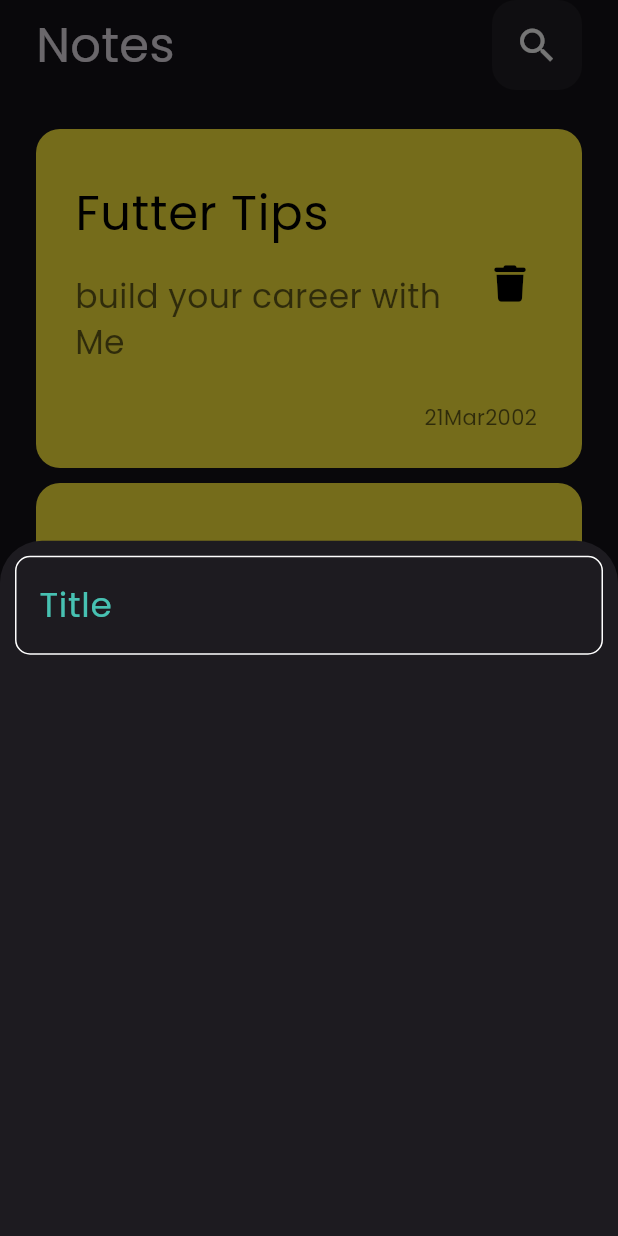
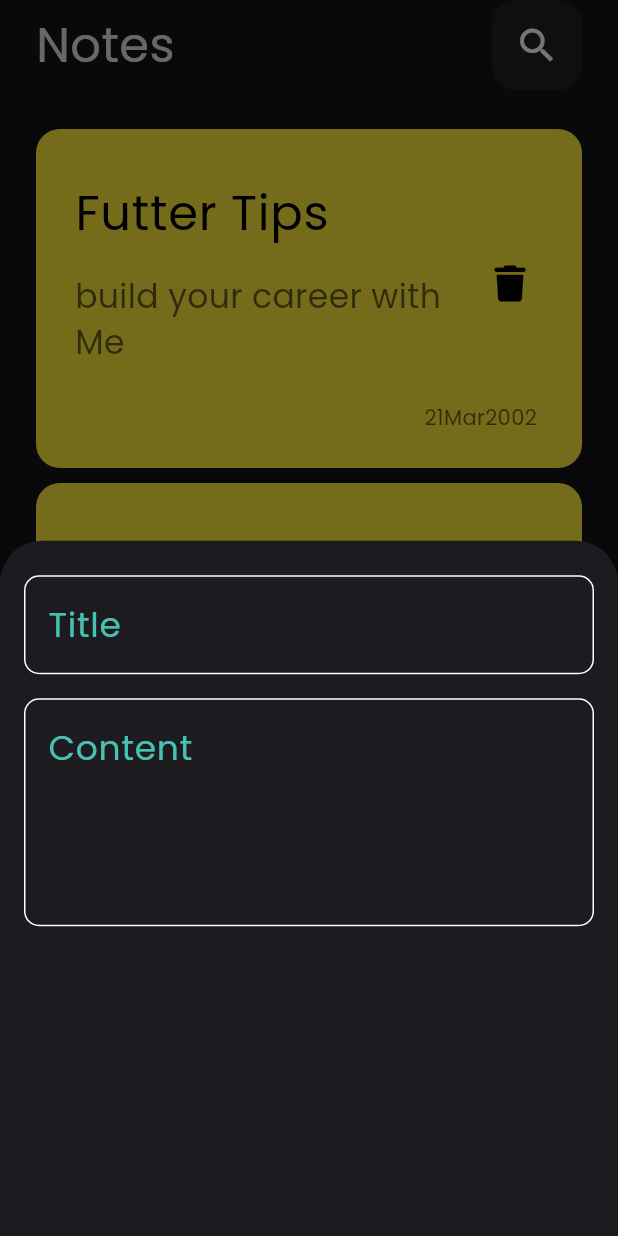
Before and after one commit to MarianAdly21/NotesApp, a Flutter app: the screen it shows after launch, after a tap on the "add" icon, on a phone screen of 412 x 824 dp. Run offline on Flutter 3.47's test engine with Material 3 defaults, Android fonts, the phone set to English and light mode, and no system bars; our stand-ins replace font_awesome_flutter.

Commit message:
add text field to notes bottom sheet

```diff
--- a/lib/widget/add_note_bottom_sheet.dart
+++ b/lib/widget/add_note_bottom_sheet.dart
@@ -1,5 +1,5 @@
 import 'package:flutter/material.dart';
-import 'package:notes_app/constants.dart';
+
 import 'package:notes_app/widget/custom_text_field.dart';
 
 class AddNoteBottomSheet extends StatelessWidget {
@@ -7,10 +7,26 @@ class AddNoteBottomSheet extends StatelessWidget {
 
   @override
   Widget build(BuildContext context) {
-    return Padding(
-      padding: const EdgeInsets.all(10),
+    return const Padding(
+      padding:  EdgeInsets.symmetric(
+        horizontal: 16,
+      ),
       child: Column(
-        children: [CustomTextField()],
+        children: [
+          SizedBox(
+            height: 23,
+          ),
+          CustomTextField(
+            hitText: 'Title',
+          ),
+          SizedBox(
+            height: 16,
+          ),
+          CustomTextField(
+            hitText: "Content",
+            maxLines: 5,
+          )
+        ],
       ),
     );
   }
--- a/lib/widget/custom_text_field.dart
+++ b/lib/widget/custom_text_field.dart
@@ -2,14 +2,17 @@ import 'package:flutter/material.dart';
 import 'package:notes_app/constants.dart';
 
 class CustomTextField extends StatelessWidget {
-  const CustomTextField({super.key});
-
+  const CustomTextField({super.key, required this.hitText, this.maxLines = 1});
+  final String hitText;
+  final int maxLines;
   @override
   Widget build(BuildContext context) {
-    return  TextField(
+    return TextField(
+
+      maxLines: maxLines,
       cursorColor: kPrimeryColor,
       decoration: InputDecoration(
-                hintText: "Title",
+          hintText: hitText,
           hintStyle: TextStyle(
             color: kPrimeryColor.withOpacity(.8),
             fontSize: 23,
@@ -20,11 +23,6 @@ class CustomTextField extends StatelessWidget {
     );
   }
 
-
-
-
-
-
   OutlineInputBorder buildBorder([color]) {
     return OutlineInputBorder(
       borderRadius: BorderRadius.circular(10),
```
Lines whose indentation alone changed are shown as unchanged.
